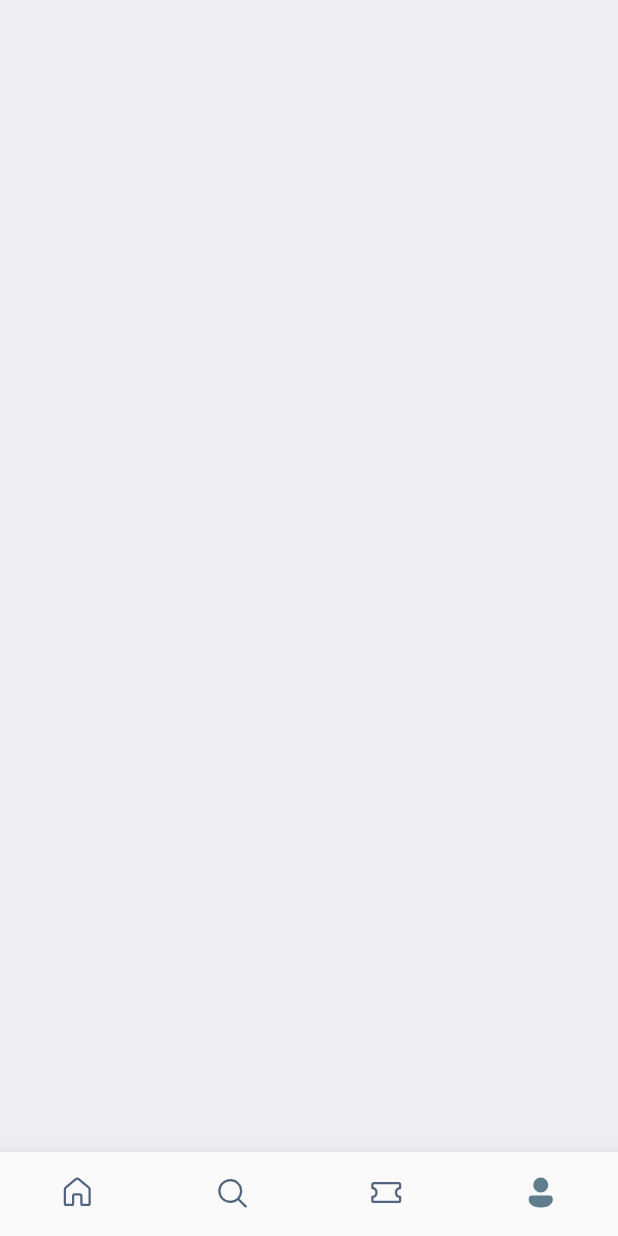
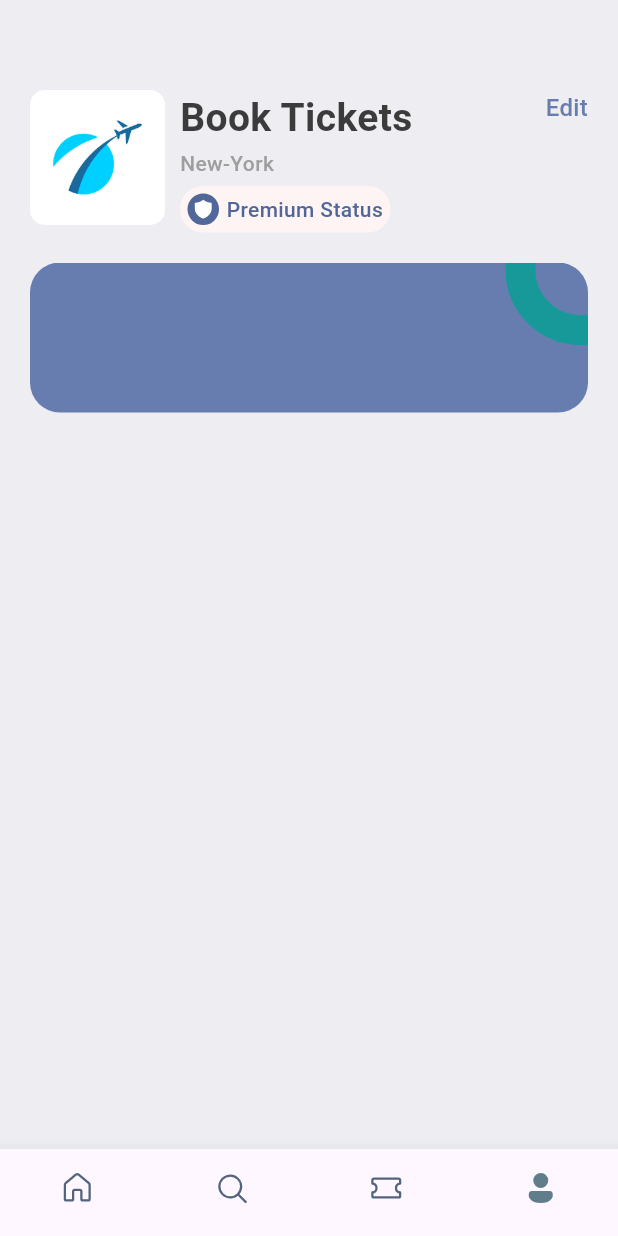
Before and after one commit to Fluttery-Dev/Ticket_App, a Flutter app: the screen it shows after launch, item 4 of the bottom bar chosen, on a phone screen of 412 x 824 dp. Run offline on Flutter 3.47's test engine with Material 2 defaults, Android fonts, the phone set to English and light mode, and no system bars; our stand-ins replace barcode_widget, fluentui_icons, gap, get.

Commit message:
To complete Profile Page

```diff
--- a/lib/Screens/profiles_screen.dart
+++ b/lib/Screens/profiles_screen.dart
@@ -1,4 +1,7 @@
+import 'package:fluentui_icons/fluentui_icons.dart';
 import 'package:flutter/material.dart';
+import 'package:gap/gap.dart';
+import 'package:ticket_booking/util/app_layout.dart';
 import 'package:ticket_booking/util/app_styles.dart';
 
 class ProfileScreen extends StatelessWidget {
@@ -9,7 +12,105 @@ class ProfileScreen extends StatelessWidget {
     return Scaffold(
       backgroundColor: Styles.bgColor,
       body: ListView(
-        children: [],
+        padding: const EdgeInsets.symmetric(horizontal: 20, vertical: 20),
+        children: [
+          Gap(
+            AppLayout.getHeight(40),
+          ),
+          Row(
+            crossAxisAlignment: CrossAxisAlignment.start,
+            children: [
+              Container(
+                height: AppLayout.getHeight(90),
+                width: AppLayout.getWidth(90),
+                decoration: BoxDecoration(
+                    borderRadius:
+                        BorderRadius.circular(AppLayout.getHeight(10)),
+                    image: const DecorationImage(
+                        image: AssetImage("assets/images/img_1.png"),
+                        fit: BoxFit.cover)),
+              ),
+              Gap(AppLayout.getWidth(10)),
+              Column(
+                crossAxisAlignment: CrossAxisAlignment.start,
+                children: [
+                  Text(
+                    "Book Tickets",
+                    style: Styles.headLineStyle1,
+                  ),
+                  Gap(AppLayout.getHeight(2)),
+                  Text(
+                    "New-York",
+                    style: TextStyle(
+                        color: Colors.grey.shade500,
+                        fontWeight: FontWeight.w500,
+                        fontSize: 14),
+                  ),
+                  Gap(AppLayout.getHeight(5)),
+                  Container(
+                    padding: const EdgeInsets.all(5),
+                    decoration: BoxDecoration(
+                        color: const Color(0xFFFEF4F3),
+                        borderRadius: BorderRadius.circular(15)),
+                    child: Row(
+                      children: [
+                        Container(
+                          padding: const EdgeInsets.all(3),
+                          decoration: const BoxDecoration(
+                            shape: BoxShape.circle,
+                            color: Color(0xFF526799),
+                          ),
+                          child: const Icon(
+                            FluentSystemIcons.ic_fluent_shield_filled,
+                            color: Colors.white,
+                            size: 15,
+                          ),
+                        ),
+                        Gap(AppLayout.getWidth(5)),
+                        Text(
+                          "Premium Status",
+                          style: Styles.headLineStyle4
+                              .copyWith(color: const Color(0xFF526799)),
+                        )
+                      ],
+                    ),
+                  ),
+                ],
+              ),
+              const Spacer(),
+              Text(
+                "Edit",
+                style: Styles.textStyle.copyWith(color: Styles.primaryColor),
+              )
+            ],
+          ),
+          Gap(AppLayout.getHeight(20)),
+          Stack(
+            children: [
+              Container(
+                height: 100,
+                decoration: BoxDecoration(
+                    color: Styles.primaryColor,
+                    borderRadius: BorderRadius.circular(20)),
+              ),
+              Positioned(
+                right: -45,
+                top: -45,
+                child: Container(
+                  padding: const EdgeInsets.all(30),
+                  decoration: BoxDecoration(
+                    shape: BoxShape.circle,
+                    border: Border.all(
+                      width: 20,
+                      color: const Color(0xFF189999),
+                    ),
+                    color: Colors.transparent,
+                  ),
+                ),
+              ),
+            ],
+          )
+        ],
       ),
     );
   }
--- a/lib/main.dart
+++ b/lib/main.dart
@@ -16,6 +16,7 @@ class MyApp extends StatelessWidget {
       title: 'Flutter Demo',
       theme: ThemeData(
         primaryColor: primary,
+        useMaterial3: true,
       ),
       home: const BottomBar(),
     );
```
